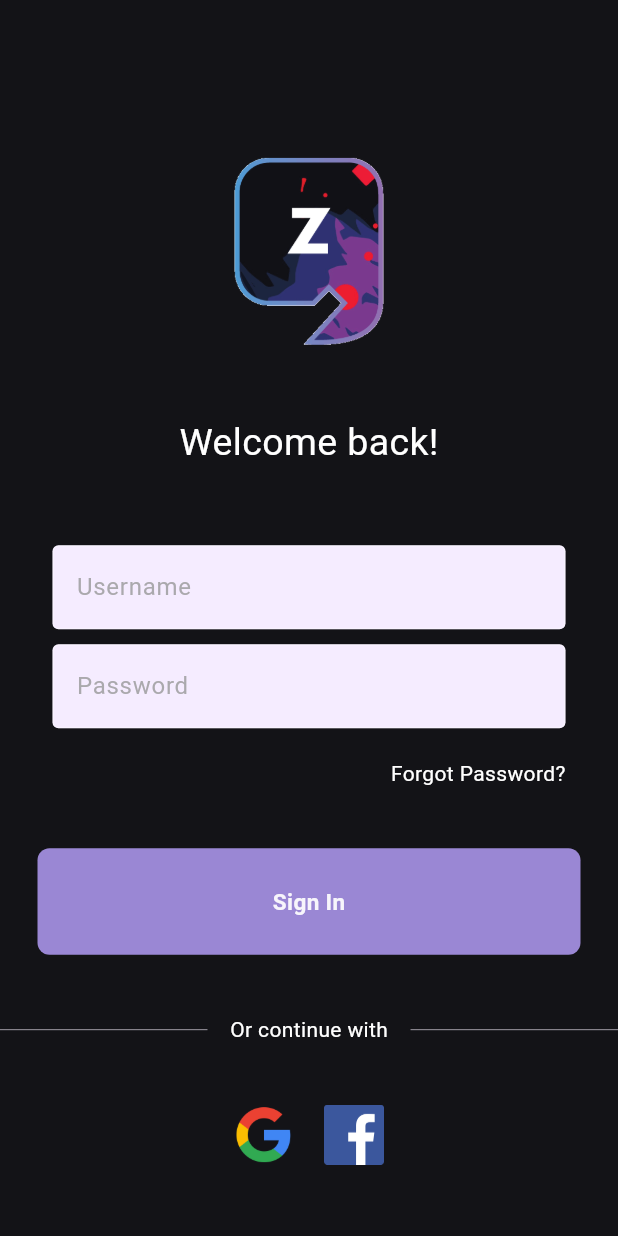
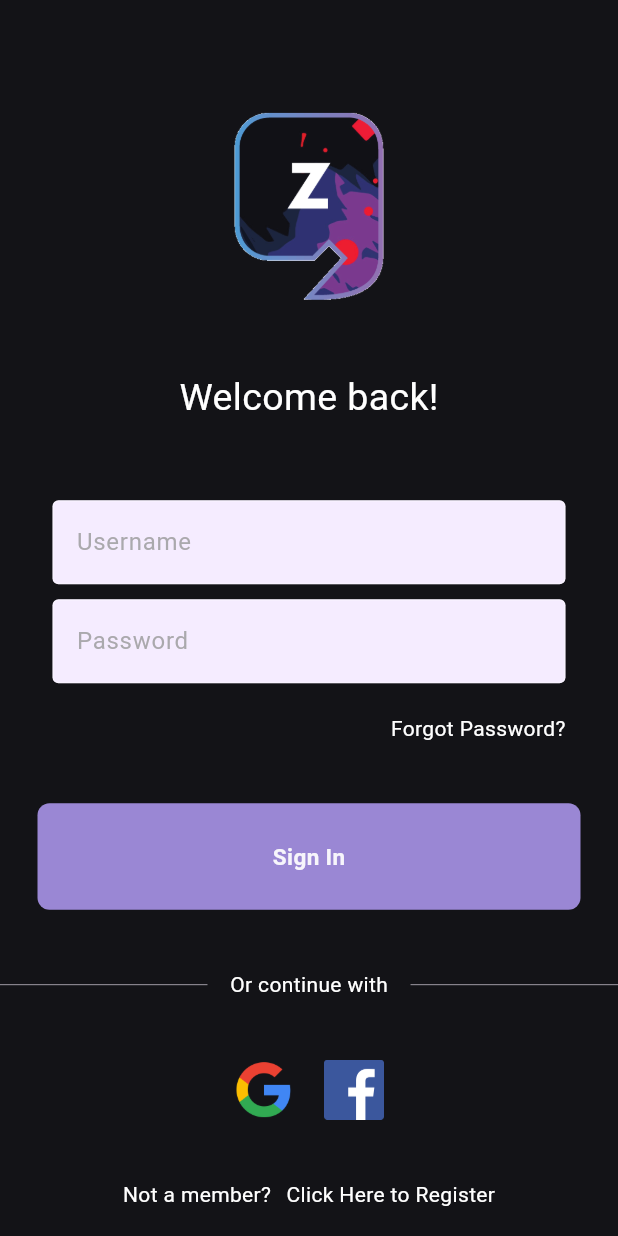
Before and after one commit to zyanislam/LoginPage-Template--Flutter, a Flutter app: the screen it shows after launch, on a phone screen of 412 x 824 dp. Run offline on Flutter 3.47's test engine with Material 3 defaults, Android fonts, the phone set to English and light mode, and no system bars.

Commit message:
UI Update

```diff
--- a/lib/modules/login_page.dart
+++ b/lib/modules/login_page.dart
@@ -90,6 +90,21 @@ class LoginPage extends StatelessWidget {
                 MyTile(imgPath: 'images/Facebook.png'),
               ],
             ),
+            SizedBox(height: 40),
+            Row(
+              mainAxisAlignment: MainAxisAlignment.center,
+              children: [
+                Text(
+                  'Not a member?',
+                  style: TextStyle(color: Colors.white),
+                ),
+                SizedBox(width: 10),
+                Text(
+                  'Click Here to Register',
+                  style: TextStyle(color: Colors.white),
+                ),
+              ],
+            ),
           ]),
         ),
       ),
```
